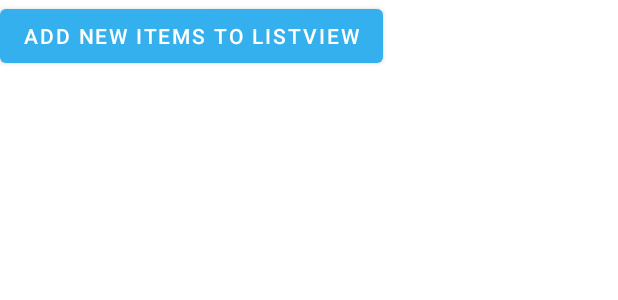
After one commit to patpscl/caps2, an Android app: the layout fragment_hostmange.xml on its own in the app's theme, with its tools: preview values and no code run, on a phone screen of 412 x 824 dp. The commit adds this screen. Shown: the top 300 px of the screen. Run offline under Robolectric (Android 15) with nearby library versions, the phone set to English and light mode, and no system bars.

Commit message:
added host parking fragment

```diff
--- a/app/src/main/java/com/parkpal/DrawerActivity.java
+++ b/app/src/main/java/com/parkpal/DrawerActivity.java
@@ -129,6 +129,7 @@ public class DrawerActivity extends AppCompatActivity
         }else if (id == R.id.myReservations) {
 
         } else if (id == R.id.manageParking) {
+            fragment = new ManageFragment();
 
         } else if (id == R.id.hostReservations) {
 
--- a/app/src/main/java/com/parkpal/GetNameActivity.java
+++ b/app/src/main/java/com/parkpal/GetNameActivity.java
@@ -79,7 +79,7 @@ public class GetNameActivity extends AppCompatActivity {
             databaseUser.child(uid).setValue("true");
             databaseUser.child(uid).child("contact").setValue(contact);
             databaseUser.child(uid).child("name").setValue(tempName);
-
+            databaseUser.child(uid).child("isHost").setValue(false);
             intent = new Intent(GetNameActivity.this,DrawerActivity.class);
 
             startActivity(intent);
--- a/app/src/main/java/com/parkpal/HostApplicationFragment.java
+++ b/app/src/main/java/com/parkpal/HostApplicationFragment.java
@@ -35,7 +35,6 @@ public class HostApplicationFragment extends Fragment {
     public View onCreateView(@NonNull LayoutInflater inflater, @Nullable ViewGroup container, @Nullable Bundle savedInstanceState) {
 
         return inflater.inflate(R.layout.fragment_hostapplication, null);
-
 
     }
 
--- /dev/null
+++ b/app/src/main/res/layout/fragment_hostmange.xml
@@ -0,0 +1,27 @@
+<?xml version="1.0" encoding="utf-8"?>
+<LinearLayout xmlns:android="http://schemas.android.com/apk/res/android"
+    android:layout_width="match_parent"
+    android:layout_height="match_parent"
+    android:orientation="vertical" >
+
+    <Button
+        android:id="@+id/btn"
+        android:layout_width="wrap_content"
+        android:layout_height="wrap_content"
+        android:text="Add New Items To ListView"
+        />
+    <ListView
+        android:id="@+id/parkingList"
+        android:layout_width="wrap_content"
+        android:layout_height="wrap_content"
+        android:layout_marginBottom="10dp"
+        android:layout_marginTop="5dp"
+        android:background="@android:color/transparent"
+        android:cacheColorHint="@android:color/transparent"
+        android:divider="#CCCCCC"
+        android:dividerHeight="1dp"
+        android:paddingLeft="2dp" >
+    </ListView>
+
+
+</LinearLayout>
--- a/app/src/main/res/menu/activity_drawer_drawer.xml
+++ b/app/src/main/res/menu/activity_drawer_drawer.xml
@@ -14,7 +14,7 @@
             android:title="My Reservations" />
         <item
             android:id="@+id/manageParking"
-            android:icon="@drawable/ic_menu_gallery"
+            android:icon="@drawable/manage"
             android:title="Manage Parking" />
         <item
             android:id="@+id/hostReservations"
```
Also changed, not shown: app/src/main/java/com/parkpal/ManageFragment.java (added, +83 -0 lines), app/src/main/res/drawable/manage.png (added).
